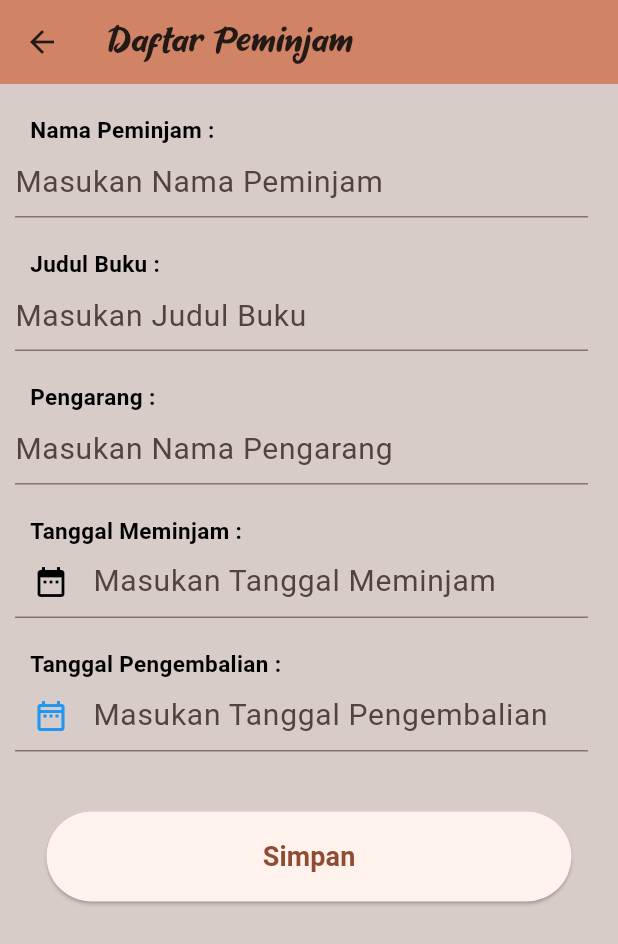
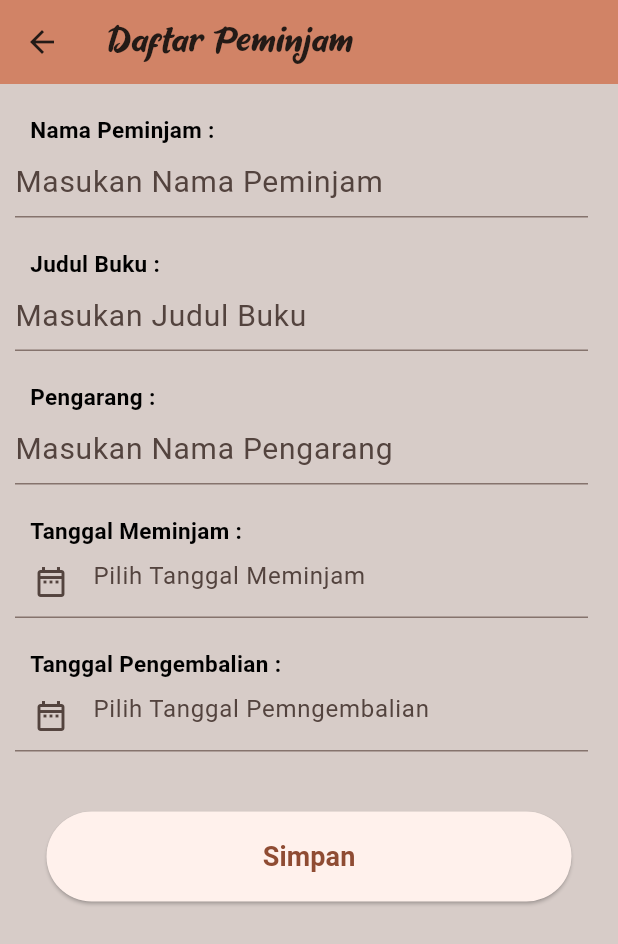
Before and after one commit to Reyfadh07/033_PAWNBOOK, a Flutter app: the AddPeminjam screen opened directly, after a tap on "Simpan", on a phone screen of 412 x 824 dp. Shown: the top 944 px of the screen. Run offline on Flutter 3.47's test engine with Material 2 defaults, Android fonts, the phone set to English and light mode, and no system bars; our stand-ins replace cloud_firestore, firebase_auth, firebase_core; accounts and stored records are empty.

```diff
--- /dev/null
+++ b/lib/model/peminjam_model.dart
@@ -0,0 +1,46 @@
+// ignore_for_file: public_member_api_docs, sort_constructors_first
+import 'dart:convert';
+
+class PeminjamModel {
+  String? pid;
+  final String namapeminjam;
+  final String jbuku;
+  final String pengarang;
+  final String tglpinjam;
+  final String tglkembali;
+  PeminjamModel({
+    this.pid,
+    required this.namapeminjam,
+    required this.jbuku,
+    required this.pengarang,
+    required this.tglpinjam,
+    required this.tglkembali,
+  });
+
+  Map<String, dynamic> toMap() {
+    return <String, dynamic>{
+      'pid': pid,
+      'namapeminjam': namapeminjam,
+      'jbuku': jbuku,
+      'pengarang': pengarang,
+      'tglpinjam': tglpinjam,
+      'tglkembali': tglkembali,
+    };
+  }
+
+  factory PeminjamModel.fromMap(Map<String, dynamic> map) {
+    return PeminjamModel(
+      pid: map['pid'] != null ? map['pid'] as String : null,
+      namapeminjam: map['namapeminjam'] as String,
+      jbuku: map['jbuku'] as String,
+      pengarang: map['pengarang'] as String,
+      tglpinjam: map['tglpinjam'] as String,
+      tglkembali: map['tglkembali'] as String,
+    );
+  }
+
+  String toJson() => json.encode(toMap());
+
+  factory PeminjamModel.fromJson(String source) =>
+      PeminjamModel.fromMap(json.decode(source) as Map<String, dynamic>);
+}
--- a/lib/view/add_daftarpeminjam.dart
+++ b/lib/view/add_daftarpeminjam.dart
@@ -1,4 +1,8 @@
 import 'package:flutter/material.dart';
+import 'package:intl/intl.dart';
+import 'package:pawn_book/controller/peminjam_controller.dart';
+import 'package:pawn_book/model/peminjam_model.dart';
+import 'package:pawn_book/view/homepage.dart';
 
 class AddPeminjam extends StatefulWidget {
   const AddPeminjam({super.key});
@@ -9,6 +13,18 @@ class AddPeminjam extends StatefulWidget {
 
 class _AddPeminjamState extends State<AddPeminjam> {
   final _formKey = GlobalKey<FormState>();
+
+  String? namapeminjam;
+  String? jbuku;
+  String? pengarang;
+  String? tglpinjam;
+  String? tglkembali;
+
+  final TextEditingController datememinjam = TextEditingController();
+  final TextEditingController datepengembalian = TextEditingController();
+
+  var peminjamcontroller = PeminjamController();
+
   @override
   Widget build(BuildContext context) {
     return Scaffold(
@@ -49,8 +65,8 @@ class _AddPeminjamState extends State<AddPeminjam> {
                       hintText: 'Masukan Nama Peminjam',
                       hintStyle: TextStyle(fontSize: 20),
                     ),
-                    onSaved: (value) {
-                      //name = value;
+                    onChanged: (value) {
+                      namapeminjam = value;
                     },
                   ),
                 ),
@@ -76,8 +92,8 @@ class _AddPeminjamState extends State<AddPeminjam> {
                       hintText: 'Masukan Judul Buku',
                       hintStyle: TextStyle(fontSize: 20),
                     ),
-                    onSaved: (value) {
-                      //repassword = value;
+                    onChanged: (value) {
+                      jbuku = value;
                     },
                   ),
                 ),
@@ -103,8 +119,8 @@ class _AddPeminjamState extends State<AddPeminjam> {
                       hintText: 'Masukan Nama Pengarang',
                       hintStyle: TextStyle(fontSize: 20),
                     ),
-                    onSaved: (value) {
-                      //repassword = value;
+                    onChanged: (value) {
+                      pengarang = value;
                     },
                   ),
                 ),
@@ -125,17 +141,24 @@ class _AddPeminjamState extends State<AddPeminjam> {
                   padding: const EdgeInsets.only(left: 10),
                   margin: const EdgeInsets.only(right: 20),
                   child: TextFormField(
+                    controller: datememinjam,
                     decoration: const InputDecoration(
-                      border: UnderlineInputBorder(),
-                      hintText: 'Masukan Tanggal Meminjam',
-                      hintStyle: TextStyle(fontSize: 20),
-                      prefixIcon: Icon(
-                        Icons.date_range,
-                        color: Colors.black,
-                      ),
-                    ),
-                    onSaved: (value) {
-                      //email = value;
+                        hintText: "Pilih Tanggal Meminjam",
+                        prefixIcon: Icon(Icons.date_range_outlined),
+                        border: UnderlineInputBorder()),
+                    readOnly: true,
+                    onTap: () async {
+                      DateTime? picked = await showDatePicker(
+                        context: context,
+                        initialDate: DateTime.now(),
+                        firstDate: DateTime.now(),
+                        lastDate: DateTime(2100),
+                      );
+                      tglpinjam = DateFormat('dd-MM-yyyy').format(picked!);
+
+                      setState(() {
+                        datememinjam.text = tglpinjam!;
+                      });
                     },
                   ),
                 ),
@@ -156,24 +179,53 @@ class _AddPeminjamState extends State<AddPeminjam> {
                   padding: const EdgeInsets.only(left: 10),
                   margin: const EdgeInsets.only(right: 20),
                   child: TextFormField(
+                    controller: datepengembalian,
                     decoration: const InputDecoration(
-                      border: UnderlineInputBorder(),
-                      hintText: 'Masukan Tanggal Pengembalian',
-                      hintStyle: TextStyle(fontSize: 20),
-                      prefixIcon: Icon(
-                        Icons.date_range_outlined,
-                        color: Colors.blue,
-                      ),
-                    ),
-                    onSaved: (value) {
-                      //password = value;
+                        hintText: "Pilih Tanggal Pemngembalian",
+                        prefixIcon: Icon(Icons.date_range_outlined),
+                        border: UnderlineInputBorder()),
+                    readOnly: true,
+                    onTap: () async {
+                      DateTime? picked = await showDatePicker(
+                        context: context,
+                        initialDate: DateTime.now(),
+                        firstDate: DateTime.now(),
+                        lastDate: DateTime(2100),
+                      );
+                      tglkembali = DateFormat('dd-MM-yyyy').format(picked!);
+
+                      setState(() {
+                        datepengembalian.text = tglkembali!;
+                      });
                     },
                   ),
                 ),
                 Container(
                   padding: const EdgeInsets.only(top: 40),
                   child: ElevatedButton(
-                    onPressed: () {},
+                    onPressed: () {
+                      if (_formKey.currentState!.validate()) {
+                        PeminjamModel pjm = PeminjamModel(
+                          namapeminjam: namapeminjam!,
+                          jbuku: jbuku!,
+                          pengarang: pengarang!,
+                          tglpinjam: tglpinjam!,
+                          tglkembali: tglkembali!,
+                        );
+
+                      peminjamcontroller.addPeminjam(pjm);
+                        ScaffoldMessenger.of(context).showSnackBar(
+                            const SnackBar(
+                                content: Text('Data Peminjam Ditambahkan')));
+
+                        Navigator.push(
+                          context,
+                          MaterialPageRoute(
+                            builder: (context) => const HomePage(),
+                          ),
+                        );
+                      }
+                    },
                     style: ElevatedButton.styleFrom(
                         shape: RoundedRectangleBorder(
                           borderRadius: BorderRadius.circular(80),
--- a/pubspec.yaml
+++ b/pubspec.yaml
@@ -37,6 +37,7 @@ dependencies:
   cloud_firestore: ^4.8.2
   firebase_core: ^2.14.0
   firebase_auth: ^4.6.3
+  intl: ^0.18.1
 
 dev_dependencies:
   flutter_test:
```
Also changed, not shown: lib/controller/peminjam_controller.dart (added, +53 -0 lines), lib/view/homepage.dart (+13 -0 lines), pubspec.lock.
